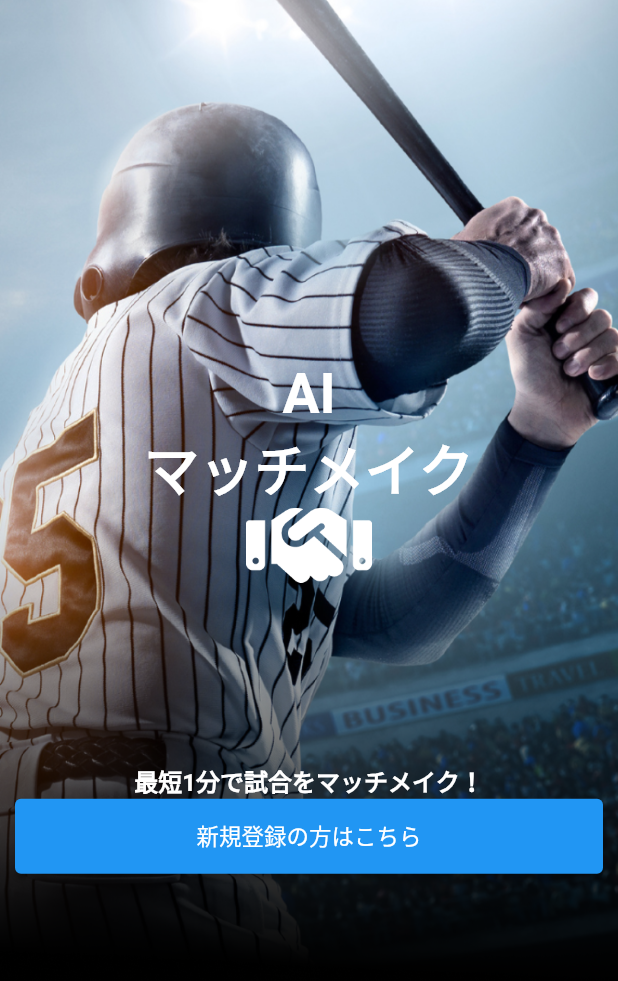
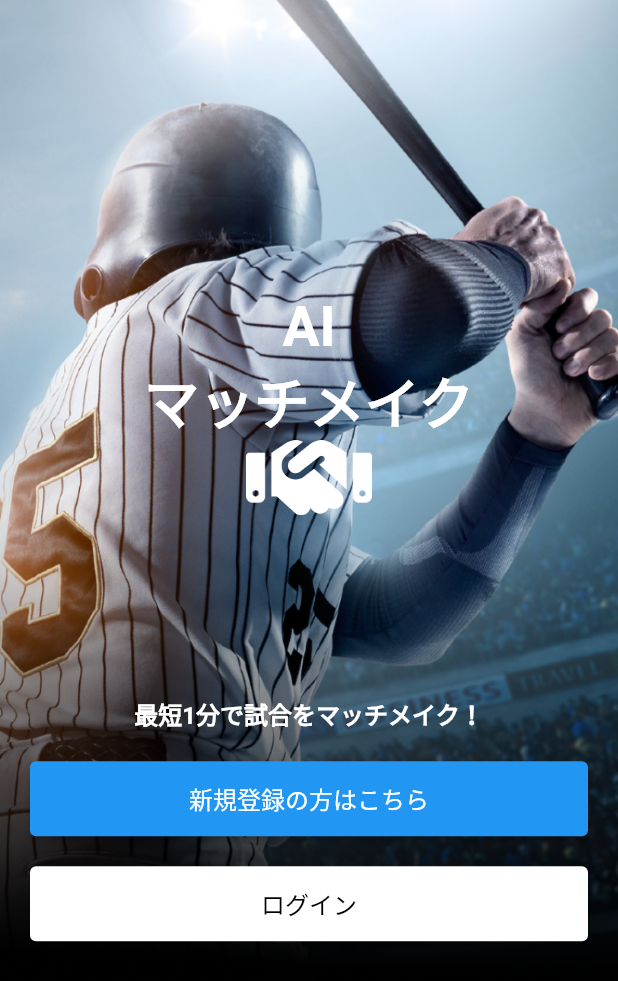
Before and after one commit to gopalkriagg/ai_match_make_mobile_app, a Flutter app: the screen it shows after launch, on a phone screen of 412 x 824 dp. Shown: the top 981 px of the screen. Run offline on Flutter 3.47's test engine with Material 2 defaults, Android fonts, the phone set to English and light mode, and no system bars; our stand-ins replace bloc, introduction_screen; generated files the repository leaves out were written again.

Commit message:
Create buttons

```diff
--- a/lib/choose_log_in_or_register_page/choose_log_in_or_register_page.dart
+++ b/lib/choose_log_in_or_register_page/choose_log_in_or_register_page.dart
@@ -51,13 +51,35 @@ class ChooseLogInOrRegisterPage extends StatelessWidget {
                     color: Colors.white,
                   ),
                 ),
+                const SizedBox(height: 20),
                 ElevatedButton(
                   onPressed: () {},
                   style: ElevatedButton.styleFrom(
                     minimumSize:
-                        Size(MediaQuery.of(context).size.width - 20, 50),
+                        Size(MediaQuery.of(context).size.width - 40, 50),
                   ),
-                  child: Text(AppLocalizations.of(context).register),
+                  child: Text(
+                    AppLocalizations.of(context).register,
+                    style: const TextStyle(
+                      fontSize: 16,
+                    ),
+                  ),
+                ),
+                const SizedBox(height: 20),
+                ElevatedButton(
+                  onPressed: () {},
+                  style: ElevatedButton.styleFrom(
+                    minimumSize:
+                        Size(MediaQuery.of(context).size.width - 40, 50),
+                    backgroundColor: Colors.white,
+                  ),
+                  child: Text(
+                    AppLocalizations.of(context).login,
+                    style: const TextStyle(
+                      fontSize: 16,
+                      color: Colors.black,
+                    ),
+                  ),
                 ),
               ],
             ),
```
